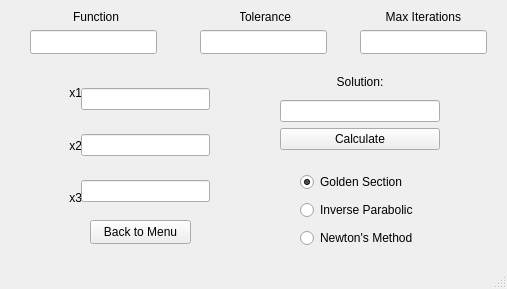
Qt form linear_search.ui (MaxGiuP/General_Function_Minimiser) before a commit.
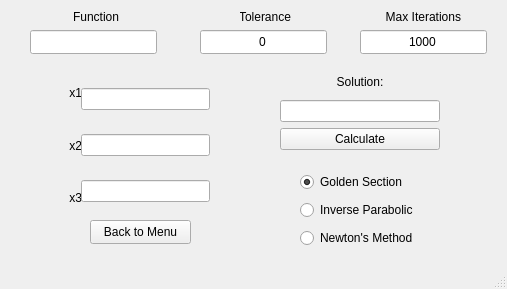
The same form after that commit.

Diff of the .ui file:
```diff
--- a/linear_search.ui
+++ b/linear_search.ui
@@ -49,6 +49,12 @@
       <height>24</height>
      </rect>
     </property>
+    <property name="text">
+     <string>0</string>
+    </property>
+    <property name="alignment">
+     <set>Qt::AlignmentFlag::AlignCenter</set>
+    </property>
    </widget>
    <widget class="QLabel" name="label_3">
     <property name="geometry">
@@ -228,6 +234,12 @@
       <height>24</height>
      </rect>
     </property>
+    <property name="text">
+     <string>1000</string>
+    </property>
+    <property name="alignment">
+     <set>Qt::AlignmentFlag::AlignCenter</set>
+    </property>
    </widget>
    <widget class="QLabel" name="label_4">
     <property name="geometry">
```
Left out of the diff: 4 changed lines with no effect on the pictures.
